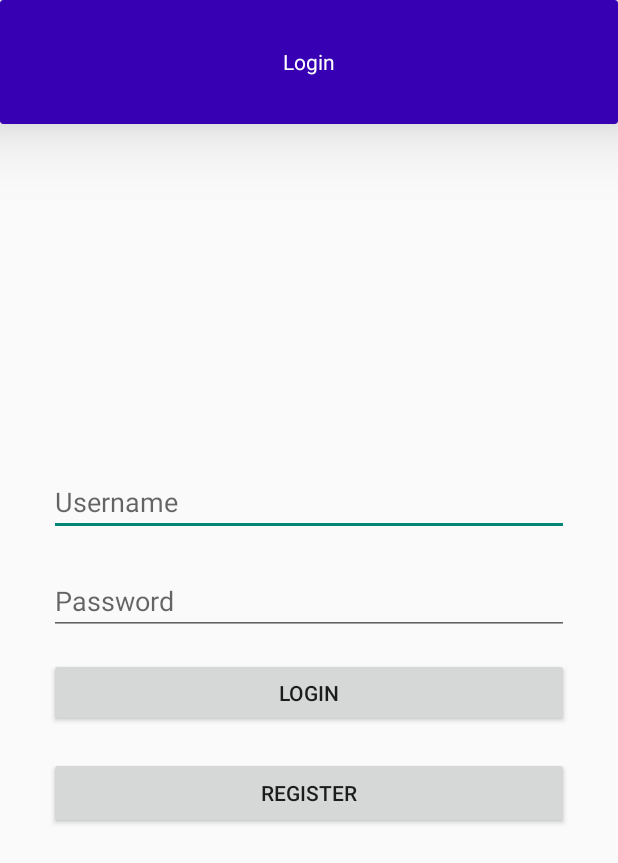
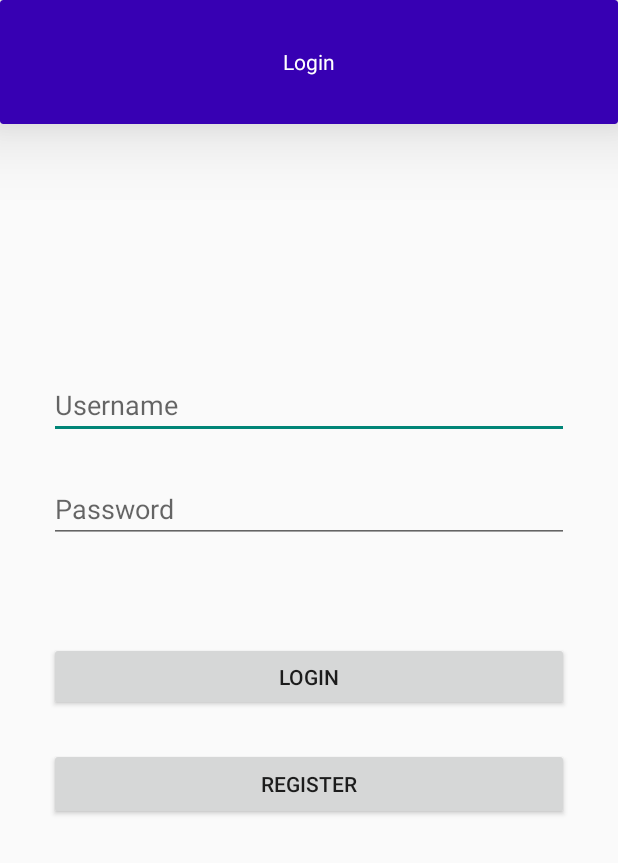
Before and after one commit to UNIZAR-30226-2021-04/Exploding-things, an Android app: the screen it shows after launch (Login), after a tap on "LOGIN", on a phone screen of 412 x 824 dp. Shown: the top 863 px of the screen. Run offline under Robolectric (Android 15) with nearby library versions, the light colour scheme and no system bars; our stand-ins replace Volley; network calls fail.

Commit message:
Login funciona Paquete API creado

```diff
--- a/Android/app/src/main/java/APIConnection/APIConnection.java
+++ b/Android/app/src/main/java/APIConnection/APIConnection.java
@@ -1,7 +1,9 @@
 package APIConnection;
 
 import android.content.Context;
+import android.content.Intent;
 import android.util.Log;
+import android.widget.Toast;
 
 import com.android.volley.Request;
 import com.android.volley.RequestQueue;
@@ -22,21 +24,24 @@ public class APIConnection {
         this.context = context;
     }
 
-    public boolean loginRequest(String user, String pass){
+    public void loginRequest(String user, String pass, Class<?> cls){
         RequestQueue queue = Volley.newRequestQueue(this.context);
-        final boolean[] logged = {false};
         StringRequest stringRequest = new StringRequest(Request.Method.GET,
                 this.Url + "?user=" + user + "&pass=" + pass,
-                new Response.Listener<String>() {
-                    @Override
-                    public void onResponse(String response) {
-                        try {
-                            JSONObject object=new JSONObject(response);
-                            logged[0] = object.getBoolean("result");
-                            Log.d("Login", logged[0] + "");
-                        } catch (JSONException e) {
-                            e.printStackTrace();
+                response -> {
+                    try {
+                        JSONObject object = new JSONObject(response);
+                        boolean logged = object.getBoolean("result");
+                        Log.d("Login", logged + "");
+                        if (logged) {
+                            Intent intent = new Intent(this.context, cls);
+                            this.context.startActivity(intent);
+                        } else {
+                            Toast.makeText(this.context, "Usuario o contraseña" +
+                                    "mal introducidos", Toast.LENGTH_SHORT).show();
                         }
+                    } catch (JSONException e) {
+                        e.printStackTrace();
                     }
                 }, new Response.ErrorListener() {
             @Override
@@ -45,7 +50,6 @@ public class APIConnection {
             }
         });
         queue.add(stringRequest);
-        return logged[0];
     }
 
     public void registerRequest(){
--- a/Android/app/src/main/java/com/example/explodingthings/Login.java
+++ b/Android/app/src/main/java/com/example/explodingthings/Login.java
@@ -36,15 +36,11 @@ public class Login extends AppCompatActivity {
     private void requestLogin(){
         String user = mUserText.getText().toString();
         String pass = mPassword.getText().toString();
-        boolean logged = api.loginRequest(user,pass);
-        if (logged) {
-            Toast.makeText(this, "loggeado", Toast.LENGTH_SHORT).show();
-        } else {
-            Toast.makeText(this, "no loggeado", Toast.LENGTH_SHORT).show();
-        }
+        api.loginRequest(user,pass,Home.class);
     }
 
     private void requestRegister(){
         api.registerRequest();
     }
+
 }
--- a/Android/app/src/main/res/layout/login.xml
+++ b/Android/app/src/main/res/layout/login.xml
@@ -24,7 +24,14 @@
         android:layout_width="wrap_content"
         android:layout_height="wrap_content"
         android:orientation="horizontal"
-        app:layout_constraintGuide_percent="0.52" />
+        app:layout_constraintGuide_percent="0.45" />
+
+    <androidx.constraintlayout.widget.Guideline
+        android:id="@+id/guideline9"
+        android:layout_width="wrap_content"
+        android:layout_height="wrap_content"
+        android:orientation="horizontal"
+        app:layout_constraintGuide_percent="0.5" />
 
     <androidx.constraintlayout.widget.Guideline
         android:id="@+id/guideline5"
@@ -99,16 +106,16 @@
         android:text="Login"
         app:layout_constraintBottom_toTopOf="@+id/registerButton"
         app:layout_constraintEnd_toStartOf="@+id/guideline8"
-        app:layout_constraintHorizontal_bias="0.5"
+        app:layout_constraintHorizontal_bias="1.0"
         app:layout_constraintStart_toStartOf="@+id/guideline5"
-        app:layout_constraintTop_toTopOf="@+id/guideline6" />
+        app:layout_constraintTop_toTopOf="@+id/guideline9" />
 
     <androidx.constraintlayout.widget.Guideline
         android:id="@+id/guideline3"
         android:layout_width="wrap_content"
         android:layout_height="wrap_content"
         android:orientation="horizontal"
-        app:layout_constraintGuide_percent="0.37209302" />
+        app:layout_constraintGuide_percent="0.29" />
 
     <androidx.constraintlayout.widget.Guideline
         android:id="@+id/guideline4"
```
